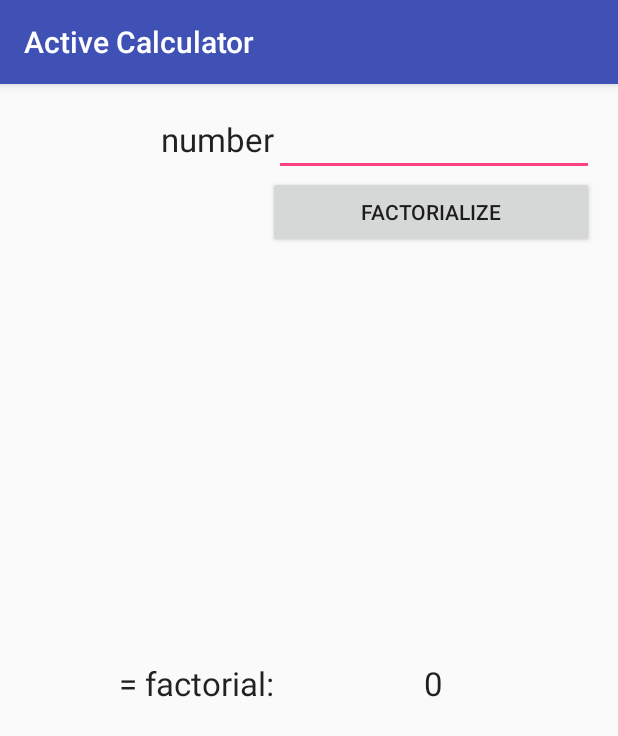
After one commit to bryonnicoson/ActiveCalculator, an Android app: the Factorial screen opened directly, with no data from a screen before it, on a phone screen of 412 x 824 dp. The commit adds this screen. Shown: the top 736 px of the screen. Run offline under Robolectric (Android 15) with nearby library versions, the phone set to English and light mode, and no system bars.

Commit message:
Calculates Factorials
Added factorial

```diff
--- a/app/src/main/AndroidManifest.xml
+++ b/app/src/main/AndroidManifest.xml
@@ -18,7 +18,8 @@
         <activity android:name=".Subtract" />
         <activity android:name=".Add" />
         <activity android:name=".Multiply" />
-        <activity android:name=".Divide"></activity>
+        <activity android:name=".Divide" />
+        <activity android:name=".Factorial"></activity>
     </application>
 
 </manifest>
--- /dev/null
+++ b/app/src/main/java/com/bryonnicoson/activecalculator/Factorial.java
@@ -0,0 +1,46 @@
+package com.bryonnicoson.activecalculator;
+
+import android.support.v7.app.AppCompatActivity;
+import android.os.Bundle;
+import android.util.Log;
+import android.view.View;
+import android.widget.Button;
+import android.widget.EditText;
+import android.widget.TextView;
+
+public class Factorial extends AppCompatActivity {
+
+    private EditText mEditNumber;
+    private TextView mFactorial;
+    private Button mButton;
+    private double a;
+    private int i;
+    private int factorial = 1;
+
+    @Override
+    protected void onCreate(Bundle savedInstanceState) {
+        super.onCreate(savedInstanceState);
+        setContentView(R.layout.activity_factorial);
+
+        mEditNumber = (EditText)findViewById(R.id.edit_number);
+        mFactorial = (TextView)findViewById(R.id.txt_factorial);
+        mButton = (Button)findViewById(R.id.btn_calc_factorial);
+
+        View.OnClickListener listener = new View.OnClickListener() {
+            @Override
+            public void onClick(View v) {
+                Log.i("ADD", "Click btn_calc_difference");
+                a = Double.parseDouble(mEditNumber.getText().toString());
+                for (i = 1; i <= a; i++) {
+                    factorial = factorial*i;
+                }
+                mFactorial.setText(factorial + "");
+            }
+        };
+
+        mButton.setOnClickListener(listener);
+
+
+
+    }
+}
--- /dev/null
+++ b/app/src/main/res/layout/activity_factorial.xml
@@ -0,0 +1,60 @@
+<?xml version="1.0" encoding="utf-8"?>
+<RelativeLayout xmlns:android="http://schemas.android.com/apk/res/android"
+    xmlns:tools="http://schemas.android.com/tools"
+    android:layout_width="match_parent"
+    android:layout_height="match_parent"
+    android:paddingBottom="@dimen/activity_vertical_margin"
+    android:paddingLeft="@dimen/activity_horizontal_margin"
+    android:paddingRight="@dimen/activity_horizontal_margin"
+    android:paddingTop="@dimen/activity_vertical_margin"
+    tools:context="com.bryonnicoson.activecalculator.Factorial">
+    <GridLayout
+        android:layout_width="match_parent"
+        android:layout_height="match_parent"
+        android:columnCount="2"
+        android:rowCount="4">
+
+        <TextView
+            android:layout_width="wrap_content"
+            android:layout_height="wrap_content"
+            android:textAppearance="?android:attr/textAppearanceLarge"
+            android:text="number"
+            android:id="@+id/textView"
+            android:layout_gravity="right" />
+
+        <EditText
+            android:layout_width="wrap_content"
+            android:layout_height="wrap_content"
+            android:inputType="number"
+            android:ems="10"
+            android:id="@+id/edit_number" />
+
+        <Button
+            android:layout_width="217dp"
+            android:layout_height="wrap_content"
+            android:text="Factorialize"
+            android:id="@+id/btn_calc_factorial"
+            android:layout_columnSpan="2"
+            android:layout_gravity="right" />
+
+        <TextView
+            android:layout_width="wrap_content"
+            android:layout_height="367dp"
+            android:textAppearance="?android:attr/textAppearanceLarge"
+            android:text="= factorial:"
+            android:id="@+id/textView3"
+            android:layout_row="3"
+            android:layout_column="0"
+            android:layout_gravity="right" />
+
+        <TextView
+            android:layout_width="wrap_content"
+            android:layout_height="wrap_content"
+            android:textAppearance="?android:attr/textAppearanceLarge"
+            android:text="0"
+            android:id="@+id/txt_factorial"
+            android:layout_gravity="center_horizontal"
+            android:layout_column="1"
+            android:layout_columnSpan="1" />
+    </GridLayout>
+</RelativeLayout>
```
Also changed, not shown: app/src/main/java/com/bryonnicoson/activecalculator/MainActivity.java (+15 -0 lines), app/src/main/res/layout/activity_main.xml (+14 -2 lines).
